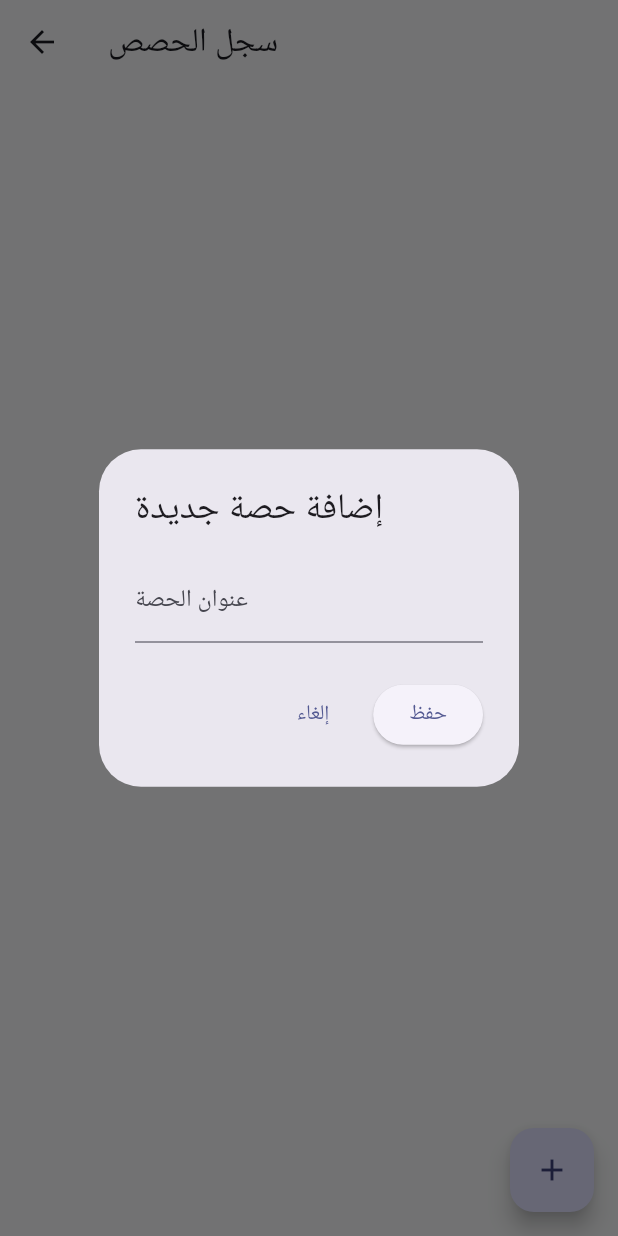
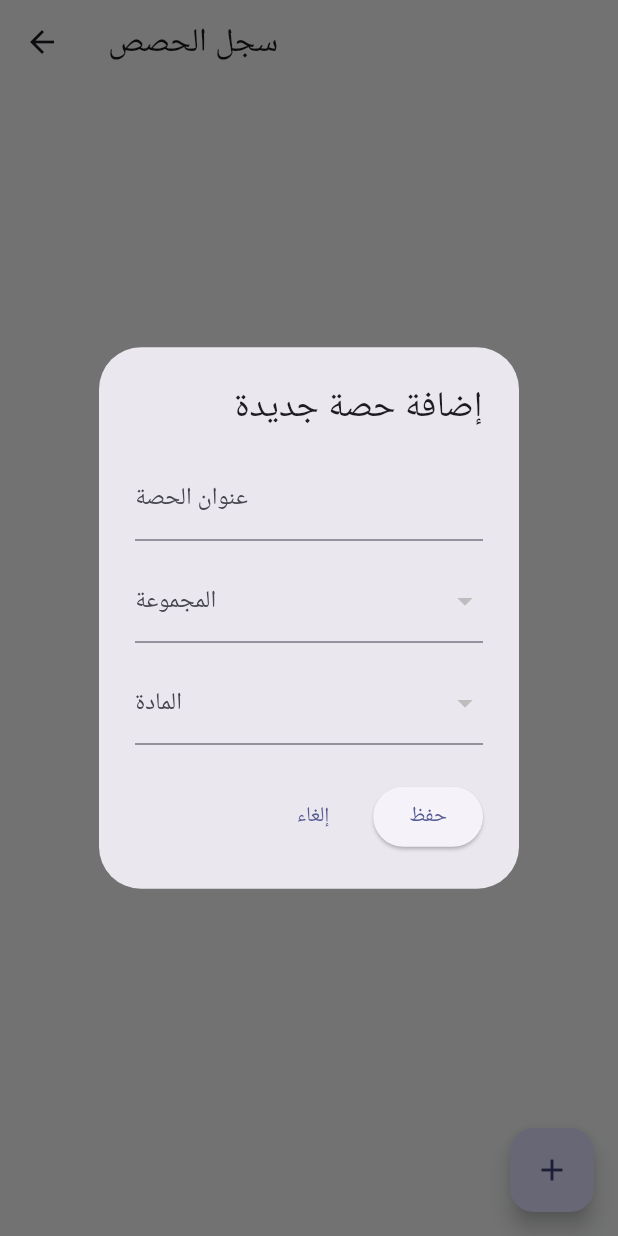
Before and after one commit to Mahmoudelsisy/Learning-Center, a Flutter app: the SessionListScreen screen opened directly, after a tap on the "add" icon, on a phone screen of 412 x 824 dp. Run offline on Flutter 3.47's test engine with Material 3 defaults, Android fonts, the phone set to English and light mode, and no system bars; our stand-ins replace firebase_auth, firebase_core, firebase_database, firebase_messaging, fl_chart, flutter_animate and 5 more; accounts and stored records are empty; Roboto replaces fonts that are missing (Alexandria).

```diff
--- a/lib/screens/admin/add_homework.dart
+++ b/lib/screens/admin/add_homework.dart
@@ -19,7 +19,7 @@ class _AddHomeworkState extends State<AddHomework> {
   void _generateAIHomework() async {
     setState(() => _isGenerating = true);
     try {
-      final aiService = AIService(apiKey: 'YOUR_GEMINI_API_KEY');
+      final aiService = AIService();
       final prompt = "اقترح واجب منزلي مميز باللغة العربية لموضوع دراسي. يجب أن يكون الواجب قصيراً وفعالاً.";
       final suggestion = await aiService.getChatResponse(prompt);
       setState(() {
--- a/lib/screens/admin/ai_assistant_screen.dart
+++ b/lib/screens/admin/ai_assistant_screen.dart
@@ -17,8 +17,7 @@ class _AIAssistantScreenState extends State<AIAssistantScreen> {
   @override
   void initState() {
     super.initState();
-    // In a real app, the API key should be managed securely
-    _aiService = AIService(apiKey: 'YOUR_GEMINI_API_KEY');
+    _aiService = AIService();
   }
 
   void _sendMessage() async {
--- a/lib/screens/admin/lesson_planner_screen.dart
+++ b/lib/screens/admin/lesson_planner_screen.dart
@@ -23,7 +23,7 @@ class _LessonPlannerScreenState extends State<LessonPlannerScreen> {
     });
 
     try {
-      final aiService = AIService(apiKey: 'YOUR_GEMINI_API_KEY');
+      final aiService = AIService();
       final plan = await aiService.generateLessonPlan(_topicController.text, _levelController.text);
       setState(() => _result = plan);
     } catch (e) {
--- a/lib/screens/admin/session_list_screen.dart
+++ b/lib/screens/admin/session_list_screen.dart
@@ -2,7 +2,10 @@ import 'package:flutter/material.dart';
 import 'package:firebase_database/firebase_database.dart';
 import 'package:provider/provider.dart';
 import '../../models/session_model.dart';
+import '../../models/group_model.dart';
+import '../../models/subject_model.dart';
 import '../../providers/auth_provider.dart';
+import '../../services/database_service.dart';
 import 'attendance_screen.dart';
 import '../../services/pdf_service.dart';
 
@@ -34,8 +37,8 @@ class SessionListScreen extends StatelessWidget {
               itemBuilder: (context, index) {
                 final session = sessions[index];
                 return ListTile(
-                  title: Text(session.title),
-                  subtitle: Text("${session.date.toLocal()}".split(' ')[0]),
+                  title: Text(session.title, textAlign: TextAlign.right),
+                  subtitle: Text("${session.date.toLocal()}".split(' ')[0], textAlign: TextAlign.right),
                   trailing: IconButton(
                     icon: const Icon(Icons.picture_as_pdf, color: Colors.red),
                     onPressed: () => PdfService().generateSessionSummary(session, []),
@@ -60,19 +63,55 @@ class SessionListScreen extends StatelessWidget {
 
   void _showAddSessionDialog(BuildContext context) {
     final titleController = TextEditingController();
+    final dbService = DatabaseService();
+    String? selectedGroupId;
+    String? selectedSubjectId;
+
     showDialog(
       context: context,
-      builder: (context) => AlertDialog(
-        title: const Text("إضافة حصة جديدة"),
-        content: TextField(
+      builder: (context) => StatefulBuilder(
+        builder: (context, setState) {
+          return AlertDialog(
+            title: const Text("إضافة حصة جديدة", textAlign: TextAlign.right),
+            content: Column(
+              mainAxisSize: MainAxisSize.min,
+              children: [
+                TextField(
                   controller: titleController,
+                  textAlign: TextAlign.right,
                   decoration: const InputDecoration(labelText: "عنوان الحصة"),
+                ),
+                const SizedBox(height: 12),
+                StreamBuilder<List<GroupModel>>(
+                  stream: dbService.getGroups(),
+                  builder: (context, snapshot) {
+                    if (!snapshot.hasData) return const SizedBox();
+                    return DropdownButtonFormField<String>(
+                      decoration: const InputDecoration(labelText: "المجموعة"),
+                      items: snapshot.data!.map((g) => DropdownMenuItem(value: g.id, child: Text(g.name))).toList(),
+                      onChanged: (val) => setState(() => selectedGroupId = val),
+                    );
+                  },
+                ),
+                const SizedBox(height: 12),
+                StreamBuilder<List<SubjectModel>>(
+                  stream: dbService.getSubjects(),
+                  builder: (context, snapshot) {
+                    if (!snapshot.hasData) return const SizedBox();
+                    return DropdownButtonFormField<String>(
+                      decoration: const InputDecoration(labelText: "المادة"),
+                      items: snapshot.data!.map((s) => DropdownMenuItem(value: s.id, child: Text(s.name))).toList(),
+                      onChanged: (val) => setState(() => selectedSubjectId = val),
+                    );
+                  },
+                ),
+              ],
             ),
             actions: [
               TextButton(onPressed: () => Navigator.pop(context), child: const Text("إلغاء")),
               ElevatedButton(
                 onPressed: () async {
-              if (titleController.text.isNotEmpty) {
+                  if (titleController.text.isNotEmpty && selectedGroupId != null && selectedSubjectId != null) {
                     final adminUid = Provider.of<AuthProvider>(context, listen: false).userModel!.uid;
                     final ref = FirebaseDatabase.instance.ref().child('sessions').push();
                     final session = SessionModel(
@@ -80,8 +119,8 @@ class SessionListScreen extends StatelessWidget {
                       title: titleController.text,
                       date: DateTime.now(),
                       teacherId: adminUid,
-                  groupId: "group_1",
-                  subjectId: "default_subject",
+                      groupId: selectedGroupId!,
+                      subjectId: selectedSubjectId!,
                     );
                     await ref.set(session.toMap());
                     Navigator.pop(context);
@@ -90,6 +129,8 @@ class SessionListScreen extends StatelessWidget {
                 child: const Text("حفظ"),
               ),
             ],
+          );
+        },
       ),
     );
   }
```
Also changed, not shown: lib/screens/admin/student_detail_screen.dart (+52 -0 lines), lib/services/ai_service.dart (+5 -3 lines). Lines whose indentation alone changed are shown as unchanged.
